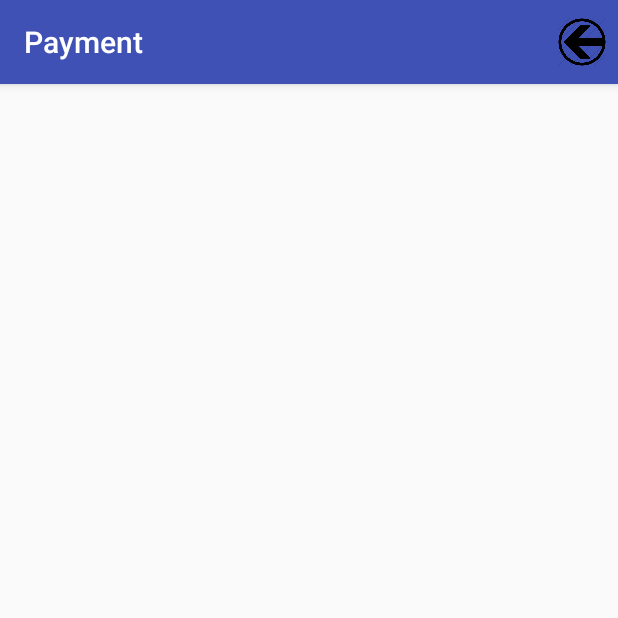
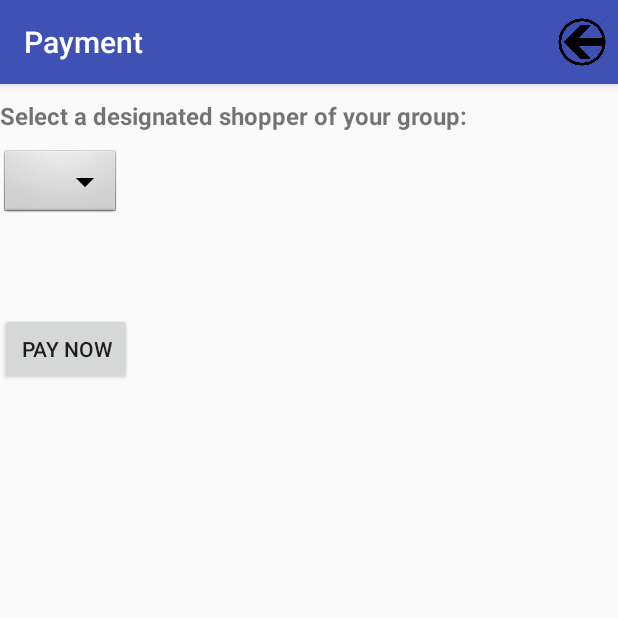
Before and after one commit to henrysg456/CartShare, an Android app: the PaymentPage screen opened directly, with no data from a screen before it, on a phone screen of 412 x 824 dp, the top half of it. Run offline under Robolectric (Android 15) with nearby library versions, the phone set to English and light mode, and no system bars; libraries missing offline, so code that uses them is left out: com.parse; 4 statements that could not run were skipped.

Commit message:
Added payment page where user will be redirect to paypal.me.

```diff
--- a/app/src/main/AndroidManifest.xml
+++ b/app/src/main/AndroidManifest.xml
@@ -60,7 +60,7 @@
         <activity
             android:name=".EditPaypal"
             android:theme="@style/AppTheme"
-            android:label="Paypal Address"
+            android:label="Paypal.me"
             android:parentActivityName=".HomePageActivity" >
             <meta-data
                 android:name="android.support.PARENT_ACTIVITY"
--- a/app/src/main/java/com/example/david_000/cartshare/EditPaypal.java
+++ b/app/src/main/java/com/example/david_000/cartshare/EditPaypal.java
@@ -38,7 +38,7 @@ public class EditPaypal extends AppCompatActivity
         else
         {
             paypal = user.get("paypal").toString();
-            viewpp.setText("Your Paypal email address is " + paypal);
+            viewpp.setText("Your Paypal.me URL address is " + paypal);
         }
 
         findViewById(R.id.savePaypal).setOnClickListener(new View.OnClickListener() {
--- a/app/src/main/java/com/example/david_000/cartshare/PaymentPage.java
+++ b/app/src/main/java/com/example/david_000/cartshare/PaymentPage.java
@@ -1,14 +1,25 @@
 package com.example.david_000.cartshare;
 
 import android.content.Intent;
+import android.net.Uri;
 import android.os.Bundle;
 import android.support.v7.app.AppCompatActivity;
 import android.view.Menu;
 import android.view.MenuItem;
+import android.view.View;
+import android.widget.AdapterView;
+import android.widget.ArrayAdapter;
+import android.widget.Button;
+import android.widget.Spinner;
+import android.widget.TextView;
+import android.widget.Toast;
 
+import com.parse.ParseException;
 import com.parse.ParseObject;
 import com.parse.ParseQuery;
+import com.parse.ParseUser;
 
+import java.util.ArrayList;
 import java.util.List;
 
 /**
@@ -19,18 +30,54 @@ public class PaymentPage extends AppCompatActivity
     private String groupId="", groupName="";
     private List<item> iList;  //holds list of items
     private MyListAdapter myListAdapter;
+    private ArrayList<String> members = new ArrayList<String>();
+    private ArrayList<String> names = new ArrayList<String>();
+    private ArrayList<String> paypals = new ArrayList<String>();
+    private TextView tv;
+    private Button btn;
 
     @Override
     public void onCreate(Bundle savedInstanceState) {
         super.onCreate(savedInstanceState);
         setContentView(R.layout.payment);
 
+        tv = (TextView) findViewById(R.id.paymentText);
+        btn = (Button) findViewById(R.id.pay);
+
         Intent intent = this.getIntent();
 
         if (intent.getExtras() != null) {
             groupId = intent.getStringExtra("id");
             groupName = intent.getStringExtra("name");
+            members = intent.getStringArrayListExtra("members");
         }  //end if
+
+        for(String one : members) {
+            ParseQuery<ParseUser> userQuery = ParseUser.getQuery();
+            userQuery.whereEqualTo("objectId", one.toString());
+            String str="";
+
+            try {
+                List<ParseUser> results = userQuery.find();
+                if (results.size() > 0) {
+                    str = results.get(0).get("firstName").toString();
+                    str += " ";
+                    str += results.get(0).get("lastName").toString();
+                    names.add(str);
+
+                    if(results.get(0).get("paypal") != null)
+                        paypals.add(results.get(0).get("paypal").toString());
+                    else
+                        paypals.add("empty");
+                }  //end if
+            } catch (ParseException e) {
+                e.printStackTrace();
+            }  //end try-catch
+        }  //end for loop
+
+        Spinner dropdown = (Spinner)findViewById(R.id.spinner);
+        ArrayAdapter<String> adapter = new ArrayAdapter<String>(this, android.R.layout.simple_spinner_dropdown_item, names);
+        dropdown.setAdapter(adapter);
 
         ParseQuery<ParseObject> query = ParseQuery.getQuery("item");
         query.whereEqualTo("groupId", groupId);
@@ -50,6 +97,35 @@ public class PaymentPage extends AppCompatActivity
         } catch (Exception e) {
             e.printStackTrace();
         }  //end catch
+
+        dropdown.setOnItemSelectedListener(new AdapterView.OnItemSelectedListener() {
+            public void onItemSelected(AdapterView<?> parent, View view, int pos, long id) {
+                // An spinnerItem was selected. You can retrieve the selected item using
+                // parent.getItemAtPosition(pos)
+                final int position = pos;
+
+                tv.setText("Click the button below to pay " + names.get(pos).toString() + " via Paypal.");
+
+                btn.setOnClickListener(new View.OnClickListener() {
+                    public void onClick(View v) {
+                        String str="";
+
+                        if(paypals.get(position).matches("empty"))
+                            Toast.makeText(getApplicationContext(), names.get(position) + " has not set up Paypal.me URL yet.", Toast.LENGTH_SHORT).show();
+                        else {
+                            str = paypals.get(position).toString();
+                            Uri uriUrl = Uri.parse(str);
+                            Intent launchBrowser = new Intent(Intent.ACTION_VIEW, uriUrl);
+                            startActivity(launchBrowser);
+                        }  //end if-else
+                    }  //end onClick
+                });  //end setOnClickListener
+            }  //end onItemSelected
+
+            public void onNothingSelected(AdapterView<?> parent) {
+                // Do nothing, just another required interface callback
+            }  //end onNothingSelected
+        });  //end setOnItemSelectedListener
     }  //end onCreate
 
     @Override
--- a/app/src/main/res/layout/editpaypal.xml
+++ b/app/src/main/res/layout/editpaypal.xml
@@ -13,13 +13,13 @@
         android:paddingTop="10dp"
         android:paddingBottom="10dp"
         android:textStyle="bold"
-        android:text="You have not set up Paypal email address."/>
+        android:text="You have not set up Paypal.me URL address. Example: http://www.paypal.me/JohnSmith" />
 
     <EditText
         android:layout_width="wrap_content"
         android:layout_height="70dp"
         android:id="@+id/editTextPaypal"
-        android:hint="Enter Paypal Email Address" />
+        android:hint="Enter Paypal.me URL" />
 
     <Button
         android:layout_width="wrap_content"
--- a/app/src/main/res/layout/homepage.xml
+++ b/app/src/main/res/layout/homepage.xml
@@ -43,7 +43,7 @@
             android:layout_width="match_parent"
             android:layout_height="wrap_content"
             android:id="@+id/paypalButton"
-            android:text="Paypal Address"/>
+            android:text="Paypal.me URL"/>
 
         <Button
             android:layout_width="match_parent"
--- a/app/src/main/res/layout/payment.xml
+++ b/app/src/main/res/layout/payment.xml
@@ -6,5 +6,39 @@
     android:orientation="vertical"
     android:id="@+id/payment">
 
+    <TextView
+        android:layout_width="wrap_content"
+        android:layout_height="wrap_content"
+        android:textSize="16sp"
+        android:layout_marginTop="10dp"
+        android:layout_marginBottom="10dp"
+        android:textStyle="bold"
+        android:text="Select a designated shopper of your group: " />
 
+    <Spinner
+        android:id="@+id/spinner"
+        android:layout_width="wrap_content"
+        android:layout_height="wrap_content"
+        android:background="@android:drawable/btn_dropdown"
+        android:spinnerMode="dropdown" />
+
+    <TextView
+        android:layout_width="wrap_content"
+        android:layout_height="wrap_content"
+        android:textSize="16sp"
+        android:layout_marginTop="20dp"
+        android:layout_marginBottom="10dp"
+        android:textStyle="bold"
+        android:id="@+id/paymentText" />
+
+    <Button
+        android:layout_width="wrap_content"
+        android:layout_height="wrap_content"
+        android:text="Pay Now"
+        android:gravity="center"
+        android:layout_marginTop="10dp"
+        android:layout_marginBottom="10dp"
+        android:id="@+id/pay"
+        android:autoLink="web"
+        android:clickable="true" />
 </LinearLayout>
```
Also changed, not shown: app/src/main/java/com/example/david_000/cartshare/ViewListActivity.java (+24 -0 lines), 2 other files.
